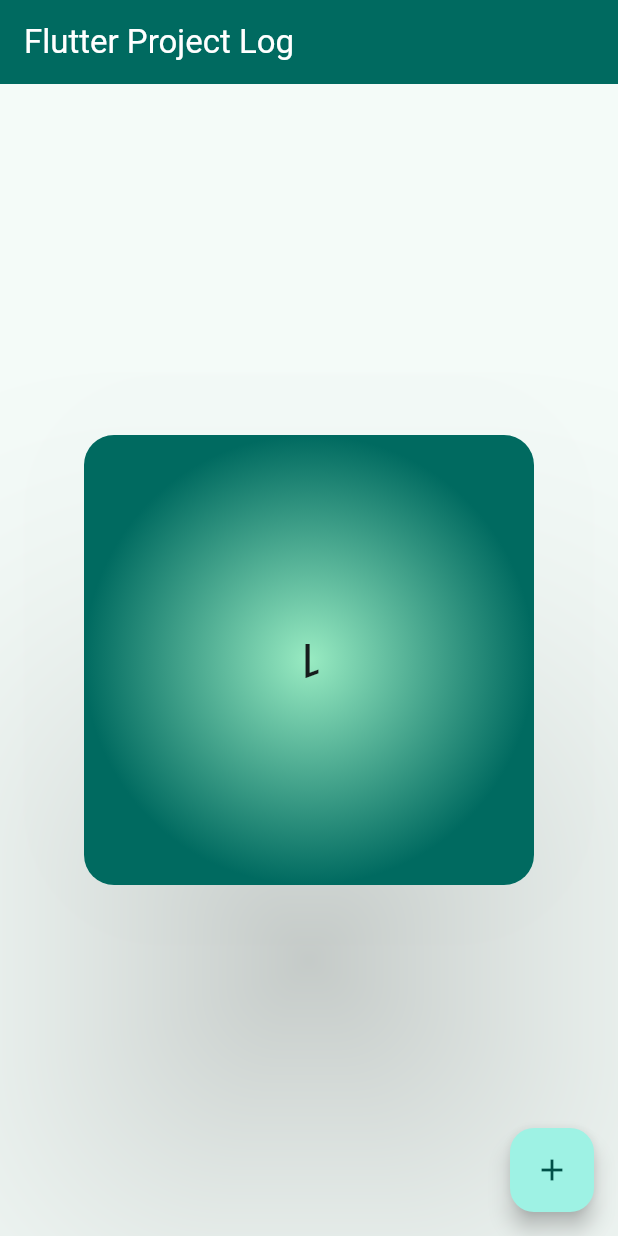
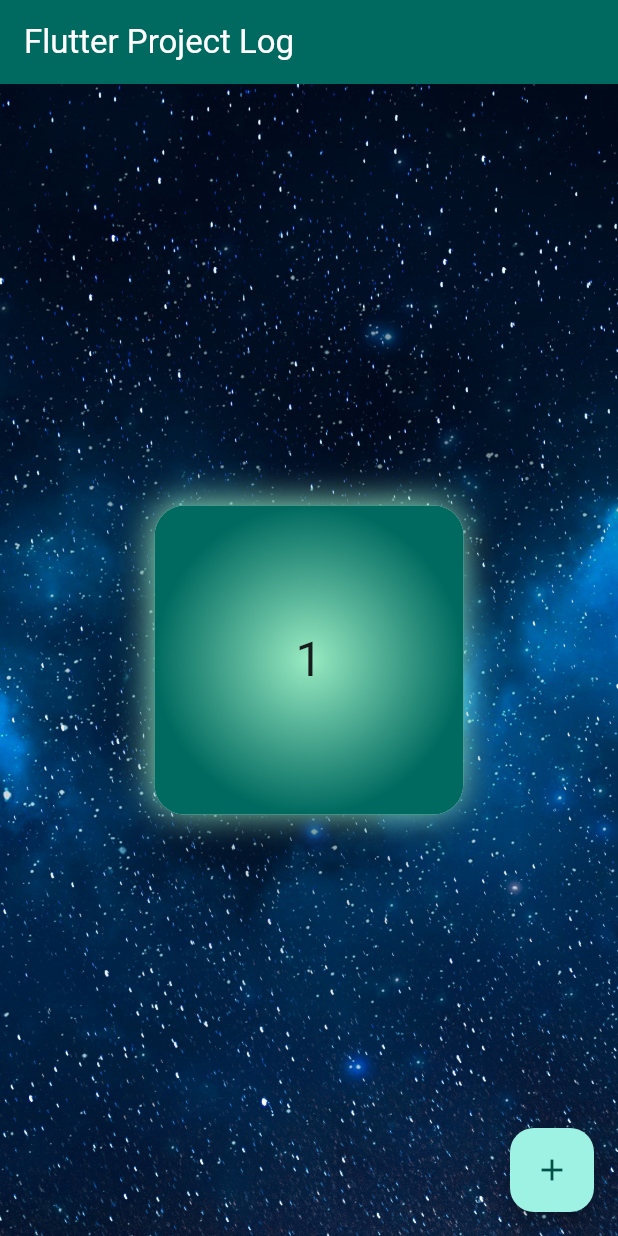
Before and after one commit to bradmartin333/ProjectLog, a Flutter app: the screen it shows after launch, after a tap on the "add" icon, on a phone screen of 412 x 824 dp. Run offline on Flutter 3.47's test engine with Material 2 defaults, Android fonts, the phone set to English and light mode, and no system bars; our stand-ins replace get.

Commit message:
working mobile and web

```diff
--- a/flutter_app/lib/main.dart
+++ b/flutter_app/lib/main.dart
@@ -1,5 +1,5 @@
 import 'dart:math';
-
+import 'package:get/get.dart';
 import 'package:flutter/material.dart';
 
 void main() {
@@ -35,17 +35,32 @@ class _MyHomePageState extends State<MyHomePage> {
   int _counter = 0;
   double _x = pi;
   double _y = pi;
+  double _dragx = 0;
+  double _dragy = 0;
   Size _size = Size.zero;
-  GlobalKey _key = GlobalKey();
+  final GlobalKey _key = GlobalKey();
 
-  void _getSizes() {
+  void _getSize() {
     final RenderBox renderBox =
         _key.currentContext!.findRenderObject() as RenderBox;
     _size = renderBox.size;
+    _dragx = 0;
+    _dragy = 0;
+  }
+
+  void _getDragPosition(DragUpdateDetails details) {
+    final RenderBox box = _key.currentContext!.findRenderObject() as RenderBox;
+    final Offset localOffset = box.globalToLocal(details.globalPosition);
+    _dragx = localOffset.dx;
+    _dragy = localOffset.dy;
+    setState(() => {
+          _x = _dragy - _size.width / 2,
+          _y = _dragx - _size.height / 2,
+        });
   }
 
   void _afterLayout(_) {
-    _getSizes();
+    _getSize();
   }
 
   void _incrementCounter() {
@@ -68,7 +83,19 @@ class _MyHomePageState extends State<MyHomePage> {
         foregroundColor: Colors.white,
         title: Text(widget.title),
       ),
-      body: Center(
+      body: GestureDetector(
+        onVerticalDragUpdate: (details) => _getDragPosition(details),
+        onHorizontalDragUpdate: (details) => _getDragPosition(details),
+        onVerticalDragEnd: (details) => setState(() => {_x = 0, _y = 0}),
+        onHorizontalDragEnd: (details) => setState(() => {_x = 0, _y = 0}),
+        child: Container(
+          decoration: const BoxDecoration(
+            image: DecorationImage(
+              image: AssetImage('lib/images/background.jpg'),
+              fit: BoxFit.cover,
+            ),
+          ),
+          child: Center(
             child: Column(
               mainAxisAlignment: MainAxisAlignment.center,
               children: <Widget>[
@@ -76,13 +103,16 @@ class _MyHomePageState extends State<MyHomePage> {
                   key: _key,
                   cursor: SystemMouseCursors.move,
                   onHover: (event) => setState(() => {
-                    _getSizes(),
-                    _x = -0.01 * (event.localPosition.dy - _size.width / 2),
-                    _y = 0.01 * (event.localPosition.dx - _size.height / 2),
+                        if (!context.isPhone)
+                          {
+                            _getSize(),
+                            _x = event.localPosition.dy - _size.width / 2,
+                            _y = event.localPosition.dx - _size.height / 2,
                             // Adjust the range of x and y from
                             //[-(size.x/y * 0.005), (size.x/y * 0.005)] to [-1, 1]
                             _x = _x / (_size.width / 200),
                             _y = _y / (_size.height / 200),
+                          }
                       }),
                   onExit: (event) => setState(() => {
                         _x = 0,
@@ -90,19 +120,27 @@ class _MyHomePageState extends State<MyHomePage> {
                       }),
                   child: Transform(
                     transform: Matrix4.inverted(Matrix4.identity()
-                  ..rotateX(_x)
-                  ..rotateY(_y)),
+                      ..rotateX(_x * -0.01)
+                      ..rotateY(_y * 0.01)),
                     alignment: FractionalOffset.center,
                     child: Material(
                       shape: RoundedRectangleBorder(
                         borderRadius: BorderRadius.circular(20.0),
                       ),
-                  elevation: 100,
+                      elevation: 50,
                       child: Container(
-                    height: 300.0,
-                    width: 300.0,
+                        // Set height and width to be 0.5 the min dimension of the screen
+                        height: MediaQuery.of(context).size.shortestSide * 0.5,
+                        width: MediaQuery.of(context).size.shortestSide * 0.5,
                         decoration: BoxDecoration(
                           borderRadius: BorderRadius.circular(20),
+                          boxShadow: [
+                            BoxShadow(
+                              color: const Color.fromARGB(255, 153, 235, 194),
+                              blurRadius: 20,
+                              offset: Offset(-_y / 2, -_x / 2),
+                            ),
+                          ],
                           gradient: RadialGradient(
                             colors: [
                               const Color.fromARGB(255, 153, 235, 194),
@@ -125,6 +163,8 @@ class _MyHomePageState extends State<MyHomePage> {
               ],
             ),
           ),
+        ),
+      ),
       floatingActionButton: FloatingActionButton(
         onPressed: _incrementCounter,
         tooltip: 'Increment',
--- a/flutter_app/pubspec.yaml
+++ b/flutter_app/pubspec.yaml
@@ -35,6 +35,7 @@ dependencies:
   # The following adds the Cupertino Icons font to your application.
   # Use with the CupertinoIcons class for iOS style icons.
   cupertino_icons: ^1.0.2
+  get: ^4.6.5
 
 dev_dependencies:
   flutter_test:
@@ -59,9 +60,8 @@ flutter:
   uses-material-design: true
 
   # To add assets to your application, add an assets section, like this:
-  # assets:
-  #   - images/a_dot_burr.jpeg
-  #   - images/a_dot_ham.jpeg
+  assets:
+    - lib/images/background.jpg
 
   # An image asset can refer to one or more resolution-specific "variants", see
   # https://flutter.dev/assets-and-images/#resolution-aware
```
Also changed, not shown: flutter_app/lib/images/background.jpg (added). Lines whose indentation alone changed are shown as unchanged.
